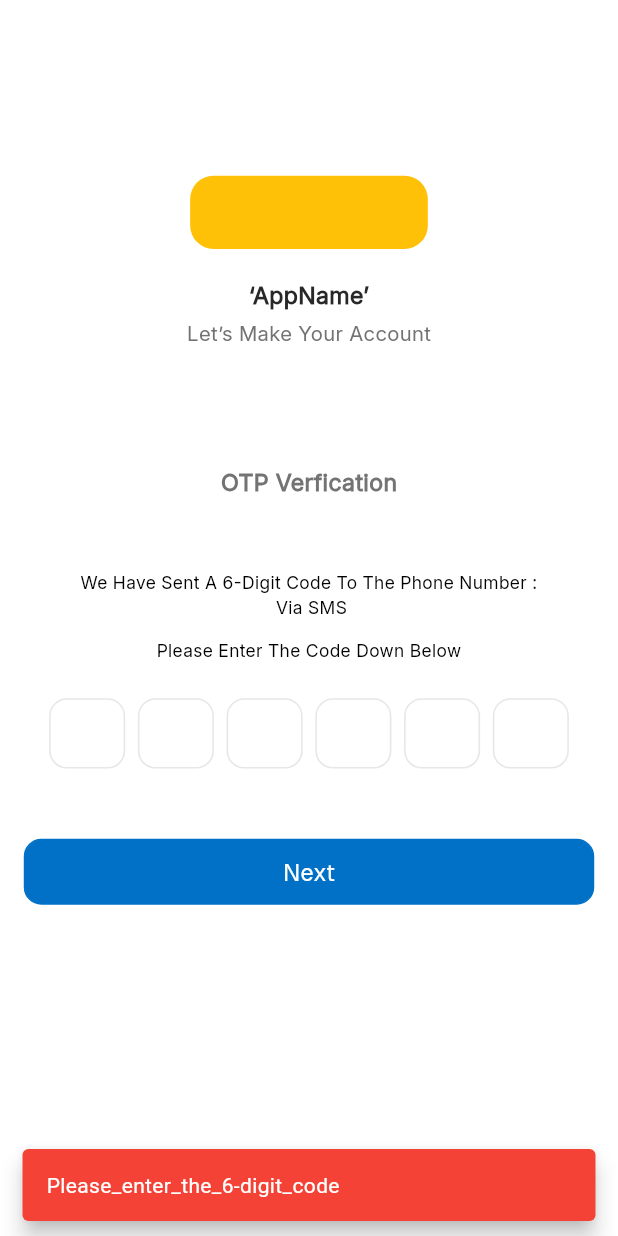
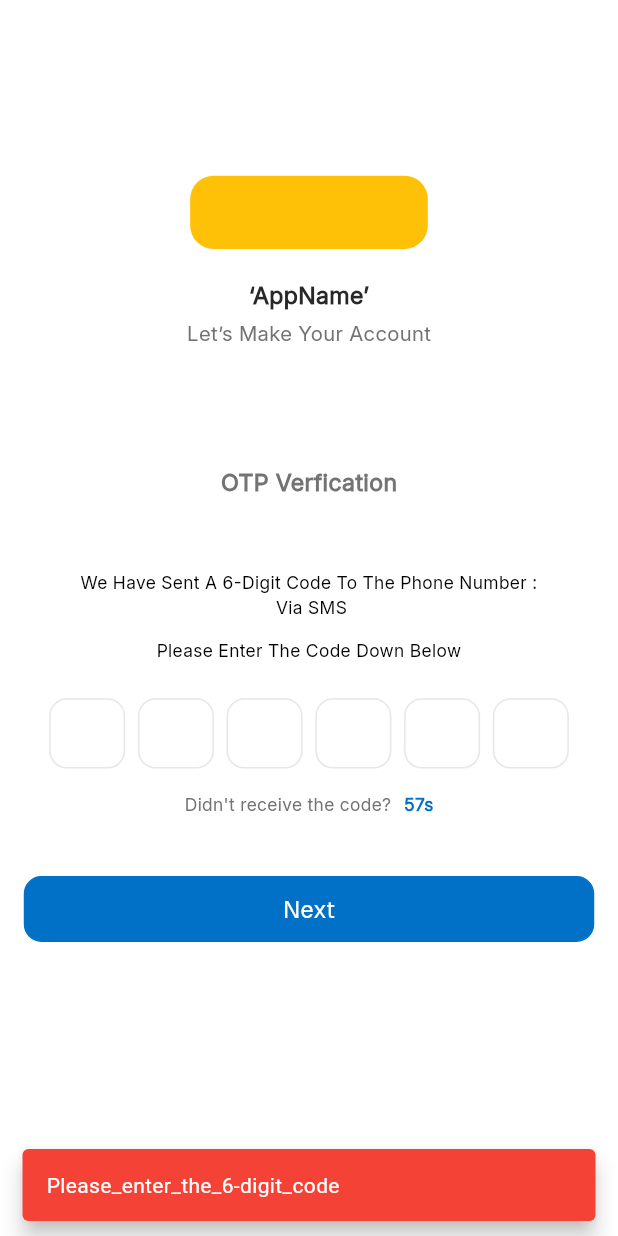
Before and after one commit to mohamed-zeytoun123/E-Learning, a Flutter app: the OtpPage screen opened directly with empty values, after a tap on "Next", on a phone screen of 412 x 824 dp. Run offline on Flutter 3.47's test engine with Material 3 defaults, Android fonts, the phone set to English and light mode, and no system bars; drawn by our look-alikes of flutter_otp_text_field; our stand-ins replace another_flushbar, cached_network_image, connectivity_plus, dartz, dio, flutter_bloc and 9 more; accounts and stored records are empty.

Commit message:
Adding OTP Resend

```diff
--- a/lib/core/localization/ar.json
+++ b/lib/core/localization/ar.json
@@ -105,5 +105,9 @@
     "Send_Review": "إرسال المراجعة",
     "Contact_Us_To_Activate_Your_Course": "اتصل بنا لتفعيل دورتك",
     "Contact_Us": "اتصل بنا",
-    "Course_Has_Been_Suspended!": "تم تعليق الدورة!"
+    "Course_Has_Been_Suspended!": "تم تعليق الدورة!",
+    "Didnt_receive_the_code": "لم تستلم الرمز؟",
+    "Resned": "إعادة الإرسال",
+    "Loading...": "جار التحميل...",
+    "Reset_Password": "إعادة تعيين كلمة المرور"
 }
--- a/lib/core/localization/en.json
+++ b/lib/core/localization/en.json
@@ -105,5 +105,9 @@
     "Send_Review": "Send Review",
     "Contact_Us_To_Activate_Your_Course": "Contact Us To Activate Your Course",
     "Contact_Us": "Contact Us",
-    "Course_Has_Been_Suspended!": "Course Has Been Suspended!"
+    "Course_Has_Been_Suspended!": "Course Has Been Suspended!",
+    "Didnt_receive_the_code": "Didn't receive the code?",
+    "Resned": "Resend",
+    "Loading...": "Loading...",
+    "Reset_Password": "Reset Password"
 }
--- a/lib/features/auth/presentation/manager/auth_cubit.dart
+++ b/lib/features/auth/presentation/manager/auth_cubit.dart
@@ -1,3 +1,4 @@
+import 'dart:async';
 import 'package:flutter_bloc/flutter_bloc.dart';
 import 'package:dartz/dartz.dart';
 import 'package:e_learning/core/Error/failure.dart';
@@ -10,8 +11,15 @@ import 'package:e_learning/features/auth/presentation/manager/auth_state.dart';
 
 class AuthCubit extends Cubit<AuthState> {
   final AuthRepository repository;
+  Timer? _otpTimer;
 
   AuthCubit({required this.repository}) : super(AuthState());
+
+  @override
+  Future<void> close() {
+    _otpTimer?.cancel();
+    return super.close();
+  }
 
   //? ------------------------ Login ----------------------------
   Future<void> login(String numberPhone, String password) async {
@@ -242,5 +250,47 @@ class AuthCubit extends Cubit<AuthState> {
     });
   }
 
+  //? ------------------------ OTP Timer Management ----------------------------
+  void startOtpTimer() {
+    _otpTimer?.cancel();
+    emit(state.copyWith(
+      otpTimerSeconds: 60,
+      canResendOtp: false,
+    ));
+
+    _otpTimer = Timer.periodic(const Duration(seconds: 1), (timer) {
+      if (state.otpTimerSeconds > 0) {
+        emit(state.copyWith(otpTimerSeconds: state.otpTimerSeconds - 1));
+      } else {
+        emit(state.copyWith(canResendOtp: true));
+        timer.cancel();
+      }
+    });
+  }
+
+  void stopOtpTimer() {
+    _otpTimer?.cancel();
+  }
+
+  void setOtpCode(String code) {
+    emit(state.copyWith(currentOtpCode: code));
+  }
+
+  void resendOtp(String phone, String purpose) {
+    if (state.canResendOtp) {
+      if (purpose == 'reset') {
+        forgotPassword(phone);
+      } else if (purpose == 'register') {
+        final signUpParams = state.signUpRequestParams;
+        if (signUpParams != null) {
+          signUp(params: signUpParams);
+        }
+      } else {
+        forgotPassword(phone); // Fallback
+      }
+      startOtpTimer(); // Restart timer
+    }
+  }
+
   //?---------------------------------------------------------------------------------------
 }
--- a/lib/features/auth/presentation/manager/auth_state.dart
+++ b/lib/features/auth/presentation/manager/auth_state.dart
@@ -30,6 +30,11 @@ class AuthState {
   final String? otpVerficationError;
   final String? resetToken; // Store the reset token from OTP verification
 
+  //* OTP Timer and Resend
+  final int otpTimerSeconds;
+  final bool canResendOtp;
+  final String? currentOtpCode;
+
   //* Forgot Password
   final ResponseStatusEnum forgotPasswordState;
   final String? forgotPasswordError;
@@ -55,6 +60,9 @@ class AuthState {
     this.otpVerficationState = ResponseStatusEnum.initial,
     this.otpVerficationError,
     this.resetToken,
+    this.otpTimerSeconds = 60,
+    this.canResendOtp = false,
+    this.currentOtpCode,
     this.forgotPasswordState = ResponseStatusEnum.initial,
     this.forgotPasswordError,
     this.resetPasswordState = ResponseStatusEnum.initial,
@@ -76,6 +84,9 @@ class AuthState {
     ResponseStatusEnum? otpVerficationState,
     String? otpVerficationError,
     String? resetToken,
+    int? otpTimerSeconds,
+    bool? canResendOtp,
+    String? currentOtpCode,
     ResponseStatusEnum? forgotPasswordState,
     String? forgotPasswordError,
     ResponseStatusEnum? resetPasswordState,
@@ -96,6 +107,9 @@ class AuthState {
       otpVerficationState: otpVerficationState ?? this.otpVerficationState,
       otpVerficationError: otpVerficationError,
       resetToken: resetToken ?? this.resetToken,
+      otpTimerSeconds: otpTimerSeconds ?? this.otpTimerSeconds,
+      canResendOtp: canResendOtp ?? this.canResendOtp,
+      currentOtpCode: currentOtpCode ?? this.currentOtpCode,
       forgotPasswordState: forgotPasswordState ?? this.forgotPasswordState,
       forgotPasswordError: forgotPasswordError,
       resetPasswordState: resetPasswordState ?? this.resetPasswordState,
--- a/lib/features/auth/presentation/pages/otp_page.dart
+++ b/lib/features/auth/presentation/pages/otp_page.dart
@@ -1,4 +1,3 @@
-import 'dart:developer';
 import 'package:e_learning/core/colors/app_colors.dart';
 import 'package:e_learning/core/localization/manager/app_localization.dart';
 import 'package:e_learning/core/router/route_names.dart';
@@ -9,6 +8,7 @@ import 'package:e_learning/features/auth/presentation/manager/auth_cubit.dart';
 import 'package:e_learning/features/auth/presentation/manager/auth_state.dart';
 import 'package:e_learning/features/auth/presentation/widgets/custom_otp.dart';
 import 'package:e_learning/features/auth/presentation/widgets/header_auth_pages_widget.dart';
+import 'package:e_learning/features/auth/presentation/widgets/otp_widgets.dart';
 import 'package:flutter/material.dart';
 import 'package:flutter_bloc/flutter_bloc.dart';
 import 'package:flutter_screenutil/flutter_screenutil.dart';
@@ -24,10 +24,26 @@ class OtpPage extends StatefulWidget {
 }
 
 class _OtpPageState extends State<OtpPage> {
-  String? _verificationCode;
+  @override
+  void initState() {
+    super.initState();
+    // Start the OTP timer
+    WidgetsBinding.instance.addPostFrameCallback((_) {
+      context.read<AuthCubit>().startOtpTimer();
+    });
+  }
+
+  @override
+  void dispose() {
+    // Stop the timer
+    context.read<AuthCubit>().stopOtpTimer();
+    super.dispose();
+  }
 
   void _handleOtpVerification() {
-    if (_verificationCode == null || _verificationCode!.length < 6) {
+    final otpCode = context.read<AuthCubit>().state.currentOtpCode;
+
+    if (otpCode == null || otpCode.length < 6) {
       _showErrorMessage(
         AppLocalizations.of(
               context,
@@ -37,12 +53,9 @@ class _OtpPageState extends State<OtpPage> {
       return;
     }
 
-    log('Verification Code: $_verificationCode');
-    log('Purpose: ${widget.purpose}');
-
     context.read<AuthCubit>().otpVerfication(
       widget.phone,
-      _verificationCode!,
+      otpCode,
       widget.purpose,
     );
   }
@@ -67,32 +80,14 @@ class _OtpPageState extends State<OtpPage> {
     );
   }
 
-  Widget _buildInstructionText() {
-    return Column(
-      children: [
-        Text(
-          "${AppLocalizations.of(context)?.translate("We_Have_Sent_A_6-Digit_Code_To_The_Phone_Number") ?? "We Have Sent A 6-Digit Code To The Phone Number"} :\n${widget.phone} ${AppLocalizations.of(context)?.translate("Via_SMS") ?? "Via SMS"}",
-          style: AppTextStyles.s12w400,
-          textAlign: TextAlign.center,
-        ),
-        SizedBox(height: 12.h),
-        Text(
-          AppLocalizations.of(
-                context,
-              )?.translate("Please_Enter_The_Code_Down_Below") ??
-              "Please enter the code below to verify",
-          style: AppTextStyles.s12w400,
-          textAlign: TextAlign.center,
-        ),
-      ],
-    );
-  }
-
   Widget _buildOtpInput() {
     return BlocConsumer<AuthCubit, AuthState>(
       listenWhen: (previous, current) =>
-          previous.otpVerficationState != current.otpVerficationState,
+          previous.otpVerficationState != current.otpVerficationState ||
+          previous.forgotPasswordState != current.forgotPasswordState ||
+          previous.signUpState != current.signUpState,
       listener: (context, state) {
+        // Handle OTP verification state
         switch (state.otpVerficationState) {
           case ResponseStatusEnum.success:
             _showSuccessMessage(
@@ -101,19 +96,16 @@ class _OtpPageState extends State<OtpPage> {
                   )?.translate("OTP_verified_successfully") ??
                   "OTP verified successfully",
             );
-            // Navigate to reset password page with phone and reset token
-            // Use Future.microtask to avoid state emission conflicts
+
+            // Navigate to reset password page
             Future.microtask(() {
               if (context.mounted) {
-                // Get the reset token from the AuthCubit state
                 final resetToken = context.read<AuthCubit>().state.resetToken;
                 context.go(
                   RouteNames.resetPassword,
                   extra: {
                     "phone": widget.phone,
-                    "resetToken":
-                        resetToken ??
-                        _verificationCode, // Use actual reset token or fallback to OTP
+                    "resetToken": resetToken ?? state.currentOtpCode,
                   },
                 );
               }
@@ -132,20 +124,88 @@ class _OtpPageState extends State<OtpPage> {
           case ResponseStatusEnum.initial:
             break;
         }
+
+        // Handle forgot password state (for resend OTP in password reset)
+        if (widget.purpose == 'reset') {
+          switch (state.forgotPasswordState) {
+            case ResponseStatusEnum.success:
+              _showSuccessMessage(
+                AppLocalizations.of(
+                      context,
+                    )?.translate("OTP_resent_successfully") ??
+                    "OTP has been resent successfully",
+              );
+              break;
+            case ResponseStatusEnum.failure:
+              _showErrorMessage(
+                state.forgotPasswordError ??
+                    (AppLocalizations.of(
+                          context,
+                        )?.translate("Failed_to_resend_OTP") ??
+                        "Failed to resend OTP"),
+              );
+              break;
+            case ResponseStatusEnum.loading:
+            case ResponseStatusEnum.initial:
+              break;
+          }
+        }
+
+        // Handle signup state (for resend OTP in registration)
+        if (widget.purpose == 'register') {
+          switch (state.signUpState) {
+            case ResponseStatusEnum.success:
+              _showSuccessMessage(
+                AppLocalizations.of(
+                      context,
+                    )?.translate("OTP_resent_successfully") ??
+                    "OTP has been resent successfully",
+              );
+              break;
+            case ResponseStatusEnum.failure:
+              _showErrorMessage(
+                state.signUpError ??
+                    (AppLocalizations.of(
+                          context,
+                        )?.translate("Failed_to_resend_OTP") ??
+                        "Failed to resend OTP"),
+              );
+              break;
+            case ResponseStatusEnum.loading:
+            case ResponseStatusEnum.initial:
+              break;
+          }
+        }
       },
       buildWhen: (previous, current) =>
           previous.otpVerficationState != current.otpVerficationState,
       builder: (context, state) => CustomOtp(
         onSubmit: (code) {
-          _verificationCode = code;
-          log("OTP Code Entered: $_verificationCode");
-
+          context.read<AuthCubit>().setOtpCode(code);
           // Auto-submit when 6 digits are entered
           if (code.length == 6) {
             _handleOtpVerification();
           }
         },
       ),
+    );
+  }
+
+  /// Builds the resend OTP widget with countdown timer
+  Widget _buildResendOtpWidget() {
+    return BlocBuilder<AuthCubit, AuthState>(
+      buildWhen: (previous, current) =>
+          previous.otpTimerSeconds != current.otpTimerSeconds ||
+          previous.canResendOtp != current.canResendOtp,
+      builder: (context, state) {
+        return OtpResendWidget(
+          canResend: state.canResendOtp,
+          remainingSeconds: state.otpTimerSeconds,
+          onResend: () {
+            context.read<AuthCubit>().resendOtp(widget.phone, widget.purpose);
+          },
+        );
+      },
     );
   }
 
@@ -211,10 +271,11 @@ class _OtpPageState extends State<OtpPage> {
                   ),
                 ),
                 SizedBox(height: 48.h),
-                _buildInstructionText(),
+                OtpInstructionWidget(phone: widget.phone),
                 SizedBox(height: 24.h),
                 _buildOtpInput(),
-                SizedBox(height: 48.h),
+                _buildResendOtpWidget(),
+                SizedBox(height: 24.h),
                 _buildSubmitButton(),
               ],
             ),
--- /dev/null
+++ b/lib/features/auth/presentation/widgets/otp_widgets.dart
@@ -0,0 +1,84 @@
+import 'package:e_learning/core/colors/app_colors.dart';
+import 'package:e_learning/core/localization/manager/app_localization.dart';
+import 'package:e_learning/core/style/app_text_styles.dart';
+import 'package:flutter/material.dart';
+import 'package:flutter_screenutil/flutter_screenutil.dart';
+
+class OtpInstructionWidget extends StatelessWidget {
+  final String phone;
+
+  const OtpInstructionWidget({super.key, required this.phone});
+
+  @override
+  Widget build(BuildContext context) {
+    return Column(
+      children: [
+        Text(
+          "${AppLocalizations.of(context)?.translate("We_Have_Sent_A_6-Digit_Code_To_The_Phone_Number") ?? "We Have Sent A 6-Digit Code To The Phone Number"} :\n$phone ${AppLocalizations.of(context)?.translate("Via_SMS") ?? "Via SMS"}",
+          style: AppTextStyles.s12w400,
+          textAlign: TextAlign.center,
+        ),
+        SizedBox(height: 12.h),
+        Text(
+          AppLocalizations.of(context)?.translate("Please_Enter_The_Code_Down_Below") ??
+              "Please enter the code below to verify",
+          style: AppTextStyles.s12w400,
+          textAlign: TextAlign.center,
+        ),
+      ],
+    );
+  }
+}
+
+class OtpResendWidget extends StatelessWidget {
+  final bool canResend;
+  final int remainingSeconds;
+  final VoidCallback onResend;
+
+  const OtpResendWidget({
+    super.key,
+    required this.canResend,
+    required this.remainingSeconds,
+    required this.onResend,
+  });
+
+  @override
+  Widget build(BuildContext context) {
+    return Padding(
+      padding: EdgeInsets.symmetric(vertical: 16.h),
+      child: Row(
+        mainAxisAlignment: MainAxisAlignment.center,
+        children: [
+          Text(
+            AppLocalizations.of(context)?.translate("Didnt_receive_the_code") ??
+                "Didn't receive the code?",
+            style: AppTextStyles.s12w400.copyWith(
+              color: AppColors.textGrey,
+            ),
+          ),
+          SizedBox(width: 8.w),
+          if (!canResend)
+            Text(
+              "${remainingSeconds}s",
+              style: AppTextStyles.s12w400.copyWith(
+                color: AppColors.buttonPrimary,
+                fontWeight: FontWeight.w600,
+              ),
+            )
+          else
+            GestureDetector(
+              onTap: onResend,
+              child: Text(
+                AppLocalizations.of(context)?.translate("Resend") ?? "Resend",
+                style: AppTextStyles.s12w400.copyWith(
+                  color: AppColors.buttonPrimary,
+                  fontWeight: FontWeight.w600,
+                  decoration: TextDecoration.underline,
+                ),
+              ),
+            ),
+        ],
+      ),
+    );
+  }
+}
```
Also changed, not shown: lib/features/auth/presentation/pages/reset_password_page.dart (+7 -27 lines).
